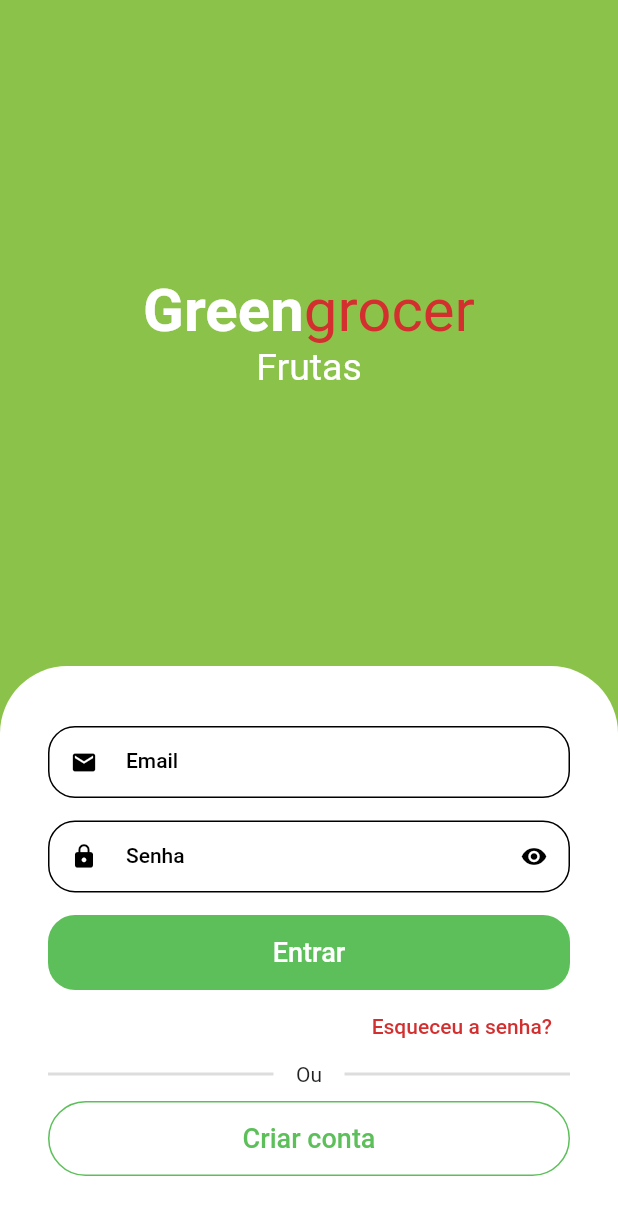
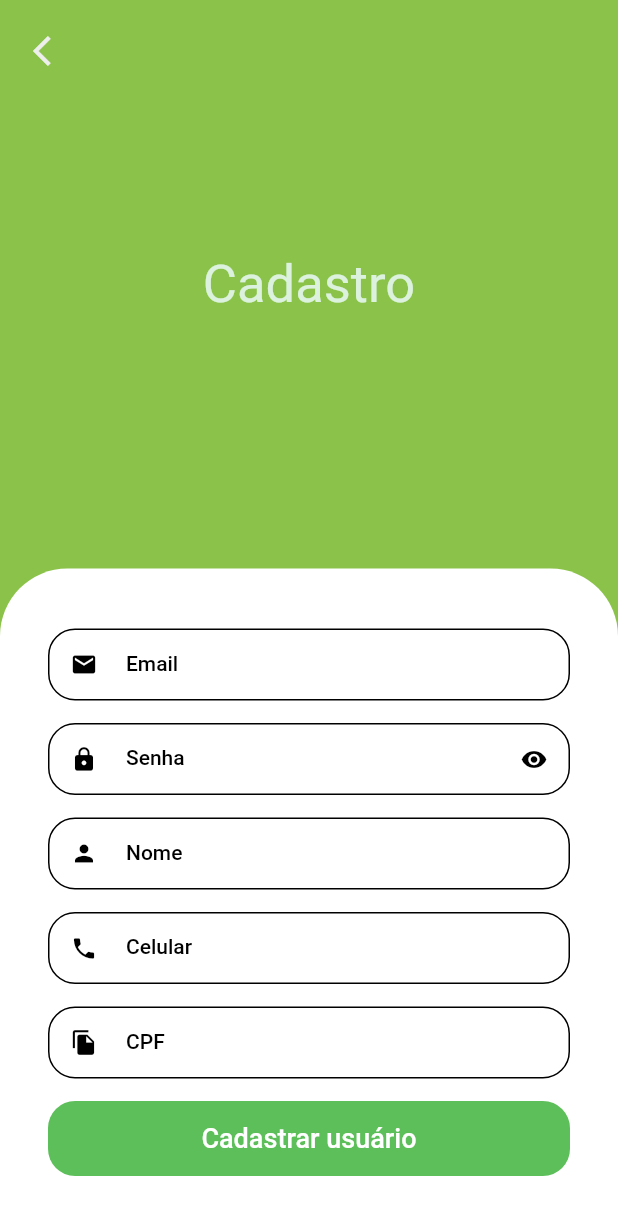
Before and after one commit to igorMaldonado10/grocery_store_app, a Flutter app: the screen it shows after launch, after a tap on "Criar conta", on a phone screen of 412 x 824 dp. Shown: the top 1215 px of the screen. Run offline on Flutter 3.47's test engine with Material 2 defaults, Android fonts, the phone set to English and light mode, and no system bars; drawn by our look-alikes of animated_text_kit; our stand-ins replace mask_text_input_formatter; missing offline and left inert: theme_tailor_annotation.

Commit message:
create sign up page

```diff
--- a/lib/src/auth/components/custom_text_field.dart
+++ b/lib/src/auth/components/custom_text_field.dart
@@ -1,17 +1,22 @@
 import 'package:flutter/material.dart';
+import 'package:flutter/services.dart';
 
 class CustomTextField extends StatefulWidget {
   const CustomTextField(
       {super.key,
-      this.label = 'Email',
+      this.inputFormatters,
+      this.label,
+      this.textInputAction = TextInputAction.next,
       this.preFixIcon,
       this.isSecret = false,
       this.suFixIcon});
 
+  final TextInputAction? textInputAction;
   final String? label;
   final bool isSecret;
   final IconData? preFixIcon;
   final IconData? suFixIcon;
+  final List<TextInputFormatter>? inputFormatters;
 
   @override
   State<CustomTextField> createState() => _CustomTextFieldState();
@@ -32,6 +37,8 @@ class _CustomTextFieldState extends State<CustomTextField> {
     return Padding(
       padding: const EdgeInsets.only(bottom: 15),
       child: TextFormField(
+        inputFormatters: widget.inputFormatters,
+        textInputAction: widget.textInputAction,
         obscureText: isObscure,
         decoration: InputDecoration(
           suffixIcon: widget.isSecret
--- a/lib/src/auth/sign_in_screen.dart
+++ b/lib/src/auth/sign_in_screen.dart
@@ -2,6 +2,7 @@ import 'package:animated_text_kit/animated_text_kit.dart';
 import 'package:design_system/design_system.dart';
 import 'package:flutter/material.dart';
 import 'package:greengrocer/src/auth/components/custom_text_field.dart';
+import 'package:greengrocer/src/auth/sign_up_screen.dart';
 
 class SignScreen extends StatelessWidget {
   const SignScreen({super.key});
@@ -89,6 +90,7 @@ class SignScreen extends StatelessWidget {
                       isSecret: true,
                       preFixIcon: Icons.lock,
                       label: 'Senha',
+                      textInputAction: TextInputAction.done,
                     ),
 
                     //Botão de entrar
@@ -156,7 +158,13 @@ class SignScreen extends StatelessWidget {
                       height: 50,
                       child: OutlinedButton(
                           style: OutlinedButton.styleFrom(),
-                          onPressed: () {},
+                          onPressed: () {
+                            Navigator.of(context).push(
+                              MaterialPageRoute(builder: (context) {
+                                return SignUpScreen();
+                              }),
+                            );
+                          },
                           child: const Text(
                             'Criar conta',
                             style: TextStyle(fontSize: 18),
--- /dev/null
+++ b/lib/src/auth/sign_up_screen.dart
@@ -0,0 +1,135 @@
+import 'package:design_system/design_system.dart';
+import 'package:flutter/material.dart';
+import 'package:flutter/services.dart';
+import 'package:greengrocer/src/auth/components/custom_text_field.dart';
+import 'package:mask_text_input_formatter/mask_text_input_formatter.dart';
+
+class SignUpScreen extends StatelessWidget {
+  SignUpScreen({super.key});
+
+  final cpfFormatter = MaskTextInputFormatter(
+    mask: '###.###.###-##',
+    filter: {'#': RegExp(r'[0-9]')},
+  );
+  final phoneFormatter = MaskTextInputFormatter(
+    mask: '(##) # ####-####',
+    filter: {'#': RegExp(r'[0-9]')},
+  );
+
+  @override
+  Widget build(BuildContext context) {
+    ScrollController scrollController = ScrollController();
+
+    final Size size = MediaQuery.of(context).size;
+
+    return Scaffold(
+      backgroundColor: DSConstColor.customSwatchColor,
+      body: SingleChildScrollView(
+        controller: scrollController,
+        child: SizedBox(
+          height: size.height,
+          width: size.width,
+          child: Stack(
+            children: [
+              Column(
+                children: [
+                  const Expanded(
+                    child: Center(
+                      child: Text(
+                        textAlign: TextAlign.center,
+                        'Cadastro',
+                        style: TextStyle(
+                            color: DSConstColor.primaryLight, fontSize: 35),
+                      ),
+                    ),
+                  ),
+
+                  // Formulário
+                  Container(
+                    padding: const EdgeInsets.symmetric(
+                      horizontal: 32,
+                      vertical: 40,
+                    ),
+                    decoration: const BoxDecoration(
+                      color: Colors.white,
+                      borderRadius: BorderRadius.vertical(
+                        top: Radius.circular(45),
+                      ),
+                    ),
+                    width: size.width,
+                    child: Column(
+                      crossAxisAlignment: CrossAxisAlignment.stretch,
+                      children: [
+                        const CustomTextField(
+                          preFixIcon: Icons.email,
+                          label: 'Email',
+                        ),
+                        const CustomTextField(
+                          preFixIcon: Icons.lock,
+                          label: 'Senha',
+                          isSecret: true,
+                        ),
+                        const CustomTextField(
+                          preFixIcon: Icons.person,
+                          label: 'Nome',
+                        ),
+                        CustomTextField(
+                          inputFormatters: [phoneFormatter],
+                          preFixIcon: Icons.phone,
+                          label: 'Celular',
+                        ),
+                        CustomTextField(
+                          preFixIcon: Icons.file_copy,
+                          label: 'CPF',
+                          textInputAction: TextInputAction.done,
+                          inputFormatters: [cpfFormatter],
+                        ),
+                        SizedBox(
+                          height: 50,
+                          // width: size.width / 0.5,
+                          child: ElevatedButton(
+                            style: ElevatedButton.styleFrom(
+                              backgroundColor: Theme.of(context).primaryColor,
+                              shape: RoundedRectangleBorder(
+                                borderRadius: BorderRadius.circular(18),
+                              ),
+                            ),
+                            onPressed: () {},
+                            child: const Text(
+                              'Cadastrar usuário',
+                              style: TextStyle(
+                                color: Colors.white,
+                                fontSize: 18,
+                              ),
+                            ),
+                          ),
+                        ),
+                      ],
+                    ),
+                  ),
+                ],
+              ),
+              // Botão de return
+              Positioned(
+                top: 10,
+                left: 10,
+                child: SafeArea(
+                  bottom: false,
+                  child: IconButton(
+                    onPressed: () {
+                      Navigator.of(context).pop();
+                    },
+                    icon: const Icon(
+                      Icons.arrow_back_ios,
+                      color: DSConstColor.lighter,
+                    ),
+                  ),
+                ),
+              ),
+            ],
+          ),
+        ),
+      ),
+    );
+  }
+}
--- a/pubspec.yaml
+++ b/pubspec.yaml
@@ -38,6 +38,7 @@ dependencies:
   # Use with the CupertinoIcons class for iOS style icons.
   cupertino_icons: ^1.0.2
   animated_text_kit: ^4.2.2
+  mask_text_input_formatter: ^2.5.0
 
 dev_dependencies:
   build_runner: ^2.4.6
```
Also changed, not shown: pubspec.lock.
